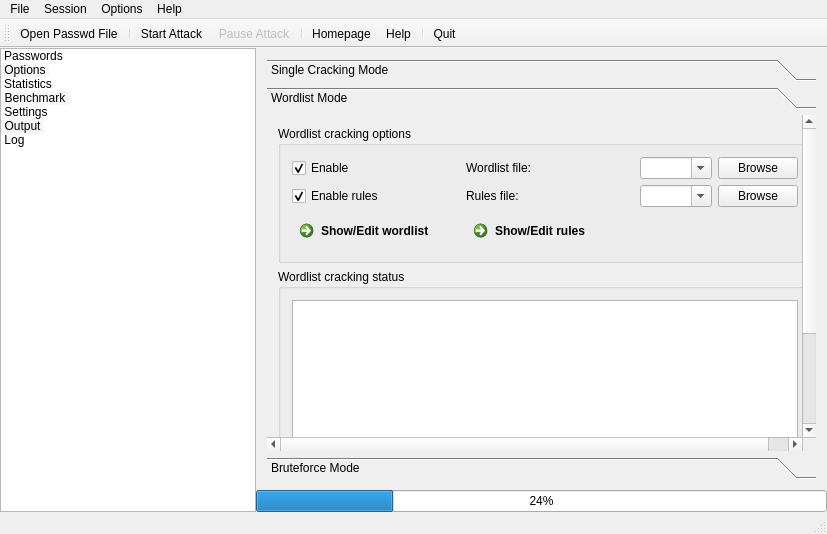
Old version of the form mainwindow.ui in the repository openwall/johnny.
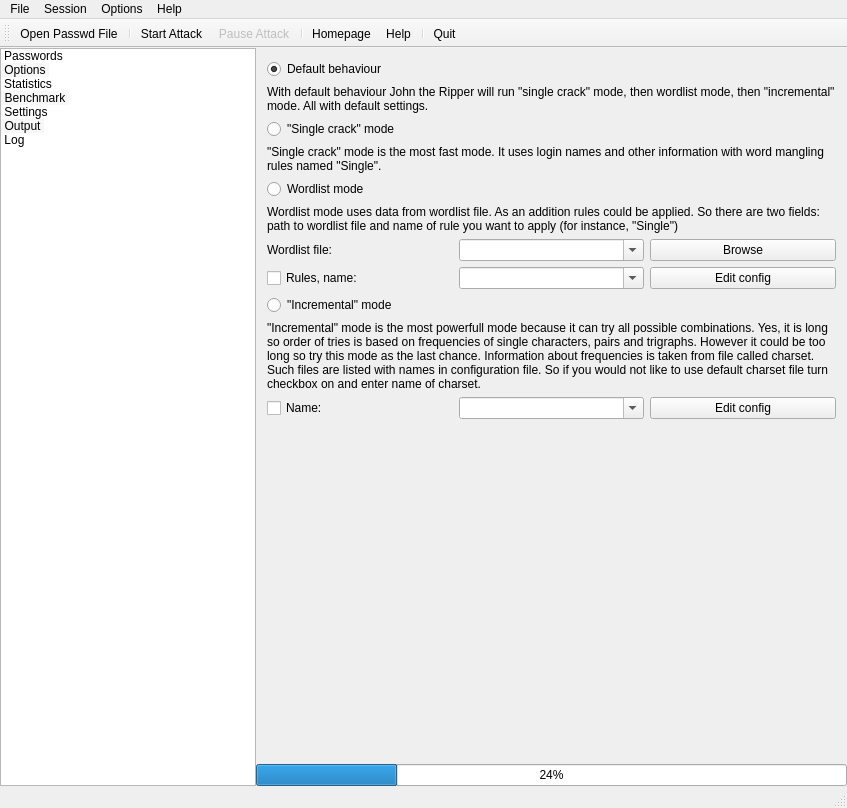
New version of the form. The open tabs and pages were chosen to show the change. Icons and pictures are not drawn.

Commit message: Options tab is redesigned and refilled

The edit to the form file:
```diff
--- a/mainwindow.ui
+++ b/mainwindow.ui
@@ -6,8 +6,8 @@
    <rect>
     <x>0</x>
     <y>0</y>
-    <width>827</width>
-    <height>534</height>
+    <width>847</width>
+    <height>808</height>
    </rect>
   </property>
   <property name="sizePolicy">
@@ -37,76 +37,6 @@
     </property>
     <item>
      <widget class="QListWidget" name="listWidgetTabs">
-      <item>
-       <property name="icon">
-        <iconset>
-         <normalon>:/icons/tab_passwords.png</normalon>
-        </iconset>
-       </property>
-       <property name="text">
-        <string>Passwords</string>
-       </property>
-      </item>
-      <item>
-       <property name="icon">
-        <iconset>
-         <normalon>:/icons/tab_options.png</normalon>
-        </iconset>
-       </property>
-       <property name="text">
-        <string>Options</string>
-       </property>
-      </item>
-      <item>
-       <property name="icon">
-        <iconset>
-         <normalon>:/icons/tab_statistics.png</normalon>
-        </iconset>
-       </property>
-       <property name="text">
-        <string>Statistics</string>
-       </property>
-      </item>
-      <item>
-       <property name="icon">
-        <iconset>
-         <normalon>:/icons/tab_benchmark.png</normalon>
-        </iconset>
-       </property>
-       <property name="text">
-        <string>Benchmark</string>
-       </property>
-      </item>
-      <item>
-       <property name="icon">
-        <iconset>
-         <normalon>:/icons/tab_settings.png</normalon>
-        </iconset>
-       </property>
-       <property name="text">
-        <string>Settings</string>
-       </property>
-      </item>
-      <item>
-       <property name="icon">
-        <iconset>
-         <normalon>:/icons/tab_output.png</normalon>
-        </iconset>
-       </property>
-       <property name="text">
-        <string>Output</string>
-       </property>
-      </item>
-      <item>
-       <property name="icon">
-        <iconset>
-         <normalon>:/icons/tab_log.png</normalon>
-        </iconset>
-       </property>
-       <property name="text">
-        <string>Log</string>
-       </property>
-      </item>
       <property name="sizePolicy">
        <sizepolicy hsizetype="Preferred" vsizetype="Preferred">
         <horstretch>0</horstretch>
@@ -188,6 +118,76 @@
       <property name="selectionRectVisible">
        <bool>false</bool>
       </property>
+      <item>
+       <property name="text">
+        <string>Passwords</string>
+       </property>
+       <property name="icon">
+        <iconset>
+         <normalon>:/icons/tab_passwords.png</normalon>
+        </iconset>
+       </property>
+      </item>
+      <item>
+       <property name="text">
+        <string>Options</string>
+       </property>
+       <property name="icon">
+        <iconset>
+         <normalon>:/icons/tab_options.png</normalon>
+        </iconset>
+       </property>
+      </item>
+      <item>
+       <property name="text">
+        <string>Statistics</string>
+       </property>
+       <property name="icon">
+        <iconset>
+         <normalon>:/icons/tab_statistics.png</normalon>
+        </iconset>
+       </property>
+      </item>
+      <item>
+       <property name="text">
+        <string>Benchmark</string>
+       </property>
+       <property name="icon">
+        <iconset>
+         <normalon>:/icons/tab_benchmark.png</normalon>
+        </iconset>
+       </property>
+      </item>
+      <item>
+       <property name="text">
+        <string>Settings</string>
+       </property>
+       <property name="icon">
+        <iconset>
+         <normalon>:/icons/tab_settings.png</normalon>
+        </iconset>
+       </property>
+      </item>
+      <item>
+       <property name="text">
+        <string>Output</string>
+       </property>
+       <property name="icon">
+        <iconset>
+         <normalon>:/icons/tab_output.png</normalon>
+        </iconset>
+       </property>
+      </item>
+      <item>
+       <property name="text">
+        <string>Log</string>
+       </property>
+       <property name="icon">
+        <iconset>
+         <normalon>:/icons/tab_log.png</normalon>
+        </iconset>
+       </property>
+      </item>
      </widget>
     </item>
     <item>
@@ -265,469 +265,191 @@
          <widget class="QWidget" name="optionsPage">
           <layout class="QVBoxLayout" name="verticalLayout_5">
            <item>
-            <widget class="QToolBox" name="toolBox">
-             <property name="currentIndex">
-              <number>0</number>
+            <widget class="QRadioButton" name="radioButton">
+             <property name="text">
+              <string>Default behaviour</string>
              </property>
-             <widget class="QWidget" name="singleOptions">
-              <property name="geometry">
-               <rect>
-                <x>0</x>
-                <y>0</y>
-                <width>538</width>
-                <height>421</height>
-               </rect>
-              </property>
-              <attribute name="label">
-               <string>Single Cracking Mode</string>
-              </attribute>
-              <layout class="QVBoxLayout" name="verticalLayout_10">
+             <property name="checked">
+              <bool>true</bool>
+             </property>
+             <attribute name="buttonGroup">
+              <string>buttonGroup</string>
+             </attribute>
+            </widget>
+           </item>
+           <item>
+            <layout class="QVBoxLayout" name="verticalLayout_2">
+             <item>
+              <widget class="QLabel" name="label_2">
+               <property name="text">
+                <string>With default behaviour John the Ripper will run &quot;single crack&quot; mode, then wordlist mode, then &quot;incremental&quot; mode. All with default settings.</string>
+               </property>
+               <property name="wordWrap">
+                <bool>true</bool>
+               </property>
+              </widget>
+             </item>
+            </layout>
+           </item>
+           <item>
+            <widget class="QRadioButton" name="radioButton_2">
+             <property name="text">
+              <string>&quot;Single crack&quot; mode</string>
+             </property>
+             <attribute name="buttonGroup">
+              <string>buttonGroup</string>
+             </attribute>
+            </widget>
+           </item>
+           <item>
+            <layout class="QVBoxLayout" name="verticalLayout_3">
+             <item>
+              <widget class="QLabel" name="label_3">
+               <property name="text">
+                <string>&quot;Single crack&quot; mode is the most fast mode. It uses login names and other information with word mangling rules named &quot;Single&quot;.</string>
+               </property>
+               <property name="wordWrap">
+                <bool>true</bool>
+               </property>
+              </widget>
+             </item>
+            </layout>
+           </item>
+           <item>
+            <widget class="QRadioButton" name="radioButton_3">
+             <property name="text">
+              <string>Wordlist mode</string>
+             </property>
+             <attribute name="buttonGroup">
+              <string>buttonGroup</string>
+             </attribute>
+            </widget>
+           </item>
+           <item>
+            <layout class="QVBoxLayout" name="verticalLayout_6">
+             <item>
+              <widget class="QLabel" name="label_4">
+               <property name="text">
+                <string>Wordlist mode uses data from wordlist file. As an addition rules could be applied. So there are two fields: path to wordlist file and name of rule you want to apply (for instance, &quot;Single&quot;)</string>
+               </property>
+               <property name="wordWrap">
+                <bool>true</bool>
+               </property>
+              </widget>
+             </item>
+             <item>
+              <layout class="QHBoxLayout" name="horizontalLayout">
                <item>
-                <widget class="QGroupBox" name="groupBox_Options">
-                 <property name="title">
-                  <string>Single cracking options</string>
+                <widget class="QLabel" name="label">
+                 <property name="text">
+                  <string>Wordlist file:</string>
                  </property>
-                 <layout class="QGridLayout" name="gridLayout_2">
-                  <item row="0" column="2">
-                   <widget class="QComboBox" name="comboBox">
-                    <property name="sizePolicy">
-                     <sizepolicy hsizetype="Expanding" vsizetype="Minimum">
-                      <horstretch>0</horstretch>
-                      <verstretch>0</verstretch>
-                     </sizepolicy>
-                    </property>
-                    <property name="minimumSize">
-                     <size>
-                      <width>0</width>
-                      <height>0</height>
-                     </size>
-                    </property>
-                    <property name="editable">
-                     <bool>true</bool>
-                    </property>
-                   </widget>
-                  </item>
-                  <item row="0" column="3">
-                   <widget class="QPushButton" name="pushButton_2">
-                    <property name="sizePolicy">
-                     <sizepolicy hsizetype="Minimum" vsizetype="Minimum">
-                      <horstretch>0</horstretch>
-                      <verstretch>0</verstretch>
-                     </sizepolicy>
-                    </property>
-                    <property name="text">
-                     <string>Browse</string>
-                    </property>
-                   </widget>
-                  </item>
-                  <item row="0" column="0">
-                   <widget class="QCheckBox" name="checkBox">
-                    <property name="sizePolicy">
-                     <sizepolicy hsizetype="Minimum" vsizetype="Minimum">
-                      <horstretch>0</horstretch>
-                      <verstretch>0</verstretch>
-                     </sizepolicy>
-                    </property>
-                    <property name="text">
-                     <string>Enable</string>
-                    </property>
-                    <property name="checked">
-                     <bool>true</bool>
-                    </property>
-                   </widget>
-                  </item>
-                  <item row="0" column="1">
-                   <widget class="QLabel" name="label">
-                    <property name="text">
-                     <string>Rules file:</string>
-                    </property>
-                   </widget>
-                  </item>
-                  <item row="1" column="0">
-                   <widget class="QCommandLinkButton" name="commandLinkButton_2">
-                    <property name="text">
-                     <string>Show/edit rules</string>
-                    </property>
-                   </widget>
-                  </item>
-                 </layout>
                 </widget>
                </item>
                <item>
-                <widget class="QGroupBox" name="groupBox_Status">
-                 <property name="title">
-                  <string>Single cracking status</string>
+                <widget class="QComboBox" name="comboBox">
+                 <property name="editable">
+                  <bool>true</bool>
                  </property>
-                 <layout class="QVBoxLayout" name="verticalLayout_6">
-                  <item>
-                   <widget class="QTextEdit" name="textEdit">
-                    <property name="readOnly">
-                     <bool>true</bool>
-                    </property>
-                   </widget>
-                  </item>
-                  <item>
-                   <widget class="QWidget" name="widget_2" native="true">
-                    <layout class="QGridLayout" name="gridLayout_3">
-                     <item row="0" column="0">
-                      <widget class="QLabel" name="label_2">
-                       <property name="text">
-                        <string>Current password:</string>
-                       </property>
-                      </widget>
-                     </item>
-                     <item row="1" column="0">
-                      <widget class="QLabel" name="label_3">
-                       <property name="text">
-                        <string>Time elapsed:</string>
-                       </property>
-                      </widget>
-                     </item>
-                     <item row="0" column="1">
-                      <widget class="QLabel" name="label_4">
-                       <property name="text">
-                        <string>Average speed:</string>
-                       </property>
-                      </widget>
-                     </item>
-                     <item row="1" column="1">
-                      <widget class="QLabel" name="label_5">
-                       <property name="text">
-                        <string>Remaining:</string>
-                       </property>
-                      </widget>
-                     </item>
-                    </layout>
-                   </widget>
-                  </item>
-                 </layout>
                 </widget>
                </item>
+               <item>
+                <widget class="QPushButton" name="pushButton_2">
+                 <property name="text">
+                  <string>Browse</string>
+                 </property>
+                </widget>
+               </item>
               </layout>
-             </widget>
-             <widget class="QWidget" name="wordlistOptions">
-              <property name="geometry">
-               <rect>
-                <x>0</x>
-                <y>0</y>
-                <width>573</width>
-                <height>454</height>
-               </rect>
-              </property>
-              <attribute name="label">
-               <string>Wordlist Mode</string>
-              </attribute>
-              <layout class="QVBoxLayout" name="verticalLayout_11">
+             </item>
+             <item>
+              <layout class="QHBoxLayout" name="horizontalLayout_3">
                <item>
-                <widget class="QGroupBox" name="groupBox_Options_2">
-                 <property name="title">
-                  <string>Wordlist cracking options</string>
+                <widget class="QCheckBox" name="checkBox">
+                 <property name="text">
+                  <string>Rules, name:</string>
                  </property>
-                 <layout class="QGridLayout" name="gridLayout_4">
-                  <item row="0" column="2">
-                   <widget class="QComboBox" name="comboBox_2">
-                    <property name="sizePolicy">
-                     <sizepolicy hsizetype="Expanding" vsizetype="Minimum">
-                      <horstretch>0</horstretch>
-                      <verstretch>0</verstretch>
-                     </sizepolicy>
-                    </property>
-                    <property name="minimumSize">
-                     <size>
-                      <width>0</width>
-                      <height>0</height>
-                     </size>
-                    </property>
-                    <property name="editable">
-                     <bool>true</bool>
-                    </property>
-                   </widget>
-                  </item>
-                  <item row="0" column="0">
-                   <widget class="QCheckBox" name="checkBox_2">
-                    <property name="sizePolicy">
-                     <sizepolicy hsizetype="Minimum" vsizetype="Minimum">
-                      <horstretch>0</horstretch>
-                      <verstretch>0</verstretch>
-                     </sizepolicy>
-                    </property>
-                    <property name="text">
-                     <string>Enable</string>
-                    </property>
-                    <property name="checked">
-                     <bool>true</bool>
-                    </property>
-                   </widget>
-                  </item>
-                  <item row="0" column="1">
-                   <widget class="QLabel" name="label_6">
-                    <property name="text">
-                     <string>Wordlist file:</string>
-                    </property>
-                   </widget>
-                  </item>
-                  <item row="1" column="0">
-                   <widget class="QCheckBox" name="checkBox_3">
-                    <property name="sizePolicy">
-                     <sizepolicy hsizetype="Minimum" vsizetype="Minimum">
-                      <horstretch>0</horstretch>
-                      <verstretch>0</verstretch>
-                     </sizepolicy>
-                    </property>
-                    <property name="text">
-                     <string>Enable rules</string>
-                    </property>
-                    <property name="checked">
-                     <bool>true</bool>
-                    </property>
-                   </widget>
-                  </item>
-                  <item row="1" column="1">
-                   <widget class="QLabel" name="label_11">
-                    <property name="text">
-                     <string>Rules file:</string>
-                    </property>
-                   </widget>
-                  </item>
-                  <item row="1" column="2">
-                   <widget class="QComboBox" name="comboBox_3">
-                    <property name="sizePolicy">
-                     <sizepolicy hsizetype="Expanding" vsizetype="Minimum">
-                      <horstretch>0</horstretch>
-                      <verstretch>0</verstretch>
-                     </sizepolicy>
-                    </property>
-                    <property name="minimumSize">
-                     <size>
-                      <width>0</width>
-                      <height>0</height>
-                     </size>
-                    </property>
-                    <property name="editable">
-                     <bool>true</bool>
-                    </property>
-                   </widget>
-                  </item>
-                  <item row="1" column="4">
-                   <widget class="QPushButton" name="pushButton_4">
-                    <property name="text">
-                     <string>Browse</string>
-                    </property>
-                   </widget>
-                  </item>
-                  <item row="0" column="4">
-                   <widget class="QPushButton" name="pushButton_3">
-                    <property name="text">
-                     <string>Browse</string>
-                    </property>
-                   </widget>
-                  </item>
-                  <item row="2" column="0">
-                   <widget class="QCommandLinkButton" name="commandLinkButton_3">
-                    <property name="text">
-                     <string>Show/Edit wordlist</string>
-                    </property>
-                   </widget>
-                  </item>
-                  <item row="2" column="1">
-                   <widget class="QCommandLinkButton" name="commandLinkButton_4">
-                    <property name="text">
-                     <string>Show/Edit rules</string>
-                    </property>
-                   </widget>
-                  </item>
-                 </layout>
                 </widget>
                </item>
                <item>
-                <widget class="QGroupBox" name="groupBox_Status_2">
-                 <property name="title">
-                  <string>Wordlist cracking status</string>
+                <widget class="QComboBox" name="comboBox_2">
+                 <property name="editable">
+                  <bool>true</bool>
                  </property>
-                 <layout class="QVBoxLayout" name="verticalLayout_7">
-                  <item>
-                   <widget class="QTextEdit" name="textEdit_2">
-                    <property name="readOnly">
-                     <bool>true</bool>
-                    </property>
-                   </widget>
-                  </item>
-                  <item>
-                   <widget class="QWidget" name="widget_3" native="true">
-                    <layout class="QGridLayout" name="gridLayout_5">
-                     <item row="0" column="0">
-                      <widget class="QLabel" name="label_7">
-                       <property name="text">
-                        <string>Current password:</string>
-                       </property>
-                      </widget>
-                     </item>
-                     <item row="1" column="0">
-                      <widget class="QLabel" name="label_8">
-                       <property name="text">
-                        <string>Time elapsed:</string>
-                       </property>
-                      </widget>
-                     </item>
-                     <item row="0" column="1">
-                      <widget class="QLabel" name="label_9">
-                       <property name="text">
-                        <string>Average speed:</string>
-                       </property>
-                      </widget>
-                     </item>
-                     <item row="1" column="1">
-                      <widget class="QLabel" name="label_10">
-                       <property name="text">
-                        <string>Remaining:</string>
-                       </property>
-                      </widget>
-                     </item>
-                    </layout>
-                   </widget>
-                  </item>
-                 </layout>
                 </widget>
                </item>
+               <item>
+                <widget class="QPushButton" name="pushButton_3">
+                 <property name="text">
+                  <string>Edit config</string>
+                 </property>
+                </widget>
+               </item>
               </layout>
-             </widget>
-             <widget class="QWidget" name="bruteforceOptions">
-              <property name="geometry">
-               <rect>
-                <x>0</x>
-                <y>0</y>
-                <width>553</width>
-                <height>286</height>
-               </rect>
-              </property>
-              <attribute name="label">
-               <string>Bruteforce Mode</string>
-              </attribute>
-              <layout class="QVBoxLayout" name="verticalLayout_12">
+             </item>
+            </layout>
+           </item>
+           <item>
+            <widget class="QRadioButton" name="radioButton_4">
+             <property name="text">
+              <string>&quot;Incremental&quot; mode</string>
+             </property>
+             <attribute name="buttonGroup">
+              <string>buttonGroup</string>
+             </attribute>
+            </widget>
+           </item>
+           <item>
+            <layout class="QVBoxLayout" name="verticalLayout_7">
+             <item>
+              <widget class="QLabel" name="label_5">
+               <property name="text">
+                <string>&quot;Incremental&quot; mode is the most powerfull mode because it can try all possible combinations. Yes, it is long so order of tries is based on frequencies of single characters, pairs and trigraphs. However it could be too long so try this mode as the last chance. Information about frequencies is taken from file called charset. Such files are listed with names in configuration file. So if you would not like to use default charset file turn checkbox on and enter name of charset.</string>
+               </property>
+               <property name="wordWrap">
+                <bool>true</bool>
+               </property>
+              </widget>
+             </item>
+             <item>
+              <layout class="QHBoxLayout" name="horizontalLayout_4">
                <item>
-                <widget class="QGroupBox" name="groupBox_2">
-                 <property name="title">
-                  <string>Bruteforce options</string>
+                <widget class="QCheckBox" name="checkBox_2">
+                 <property name="text">
+                  <string>Name:</string>
                  </property>
-                 <layout class="QHBoxLayout" name="horizontalLayout">
-                  <item>
-                   <widget class="QGroupBox" name="groupBox_5">
-                    <property name="minimumSize">
-                     <size>
-                      <width>214</width>
-                      <height>114</height>
-                     </size>
-                    </property>
-                    <property name="title">
-                     <string>Password length:</string>
-                    </property>
-                    <widget class="QLabel" name="label_12">
-                     <property name="geometry">
-                      <rect>
-                       <x>10</x>
-                       <y>30</y>
-                       <width>64</width>
-                       <height>17</height>
-                      </rect>
-                     </property>
-                     <property name="text">
-                      <string>Min.</string>
-                     </property>
-                    </widget>
-                    <widget class="QLabel" name="label_13">
-                     <property name="geometry">
-                      <rect>
-                       <x>90</x>
-                       <y>30</y>
-                       <width>64</width>
-                       <height>17</height>
-                      </rect>
-                     </property>
-                     <property name="text">
-                      <string>Max.</string>
-                     </property>
-                    </widget>
-                    <widget class="QSpinBox" name="spinBox">
-                     <property name="geometry">
-                      <rect>
-                       <x>10</x>
-                       <y>50</y>
-                       <width>59</width>
-                       <height>27</height>
-                      </rect>
-                     </property>
-                    </widget>
-                    <widget class="QSpinBox" name="spinBox_2">
-                     <property name="geometry">
-                      <rect>
-                       <x>90</x>
-                       <y>50</y>
-                       <width>59</width>
-                       <height>27</height>
-                      </rect>
-                     </property>
-                     <property name="sizePolicy">
-                      <sizepolicy hsizetype="Minimum" vsizetype="Minimum">
-                       <horstretch>0</horstretch>
-                       <verstretch>0</verstretch>
-                      </sizepolicy>
-                     </property>
-                    </widget>
-                   </widget>
-                  </item>
-                  <item>
-                   <widget class="Line" name="line">
-                    <property name="sizePolicy">
-                     <sizepolicy hsizetype="Maximum" vsizetype="Minimum">
-                      <horstretch>0</horstretch>
-                      <verstretch>0</verstretch>
-                     </sizepolicy>
-                    </property>
-                    <property name="orientation">
-                     <enum>Qt::Vertical</enum>
-                    </property>
-                   </widget>
-                  </item>
-                  <item>
-                   <widget class="QGroupBox" name="groupBox_4">
-                    <property name="title">
-                     <string>Character set:</string>
-                    </property>
-                   </widget>
-                  </item>
-                  <item>
-                   <widget class="Line" name="line_2">
-                    <property name="sizePolicy">
-                     <sizepolicy hsizetype="Maximum" vsizetype="Minimum">
-                      <horstretch>0</horstretch>
-                      <verstretch>0</verstretch>
-                     </sizepolicy>
-                    </property>
-                    <property name="orientation">
-                     <enum>Qt::Vertical</enum>
-                    </property>
-                   </widget>
-                  </item>
-                  <item>
-                   <widget class="QGroupBox" name="groupBox_3">
-                    <property name="title">
-                     <string>Starting password:</string>
-                    </property>
-                   </widget>
-                  </item>
-                 </layout>
                 </widget>
                </item>
                <item>
-                <widget class="QGroupBox" name="groupBox_6">
-                 <property name="title">
-                  <string>Bruteforce status</string>
+                <widget class="QComboBox" name="comboBox_3">
+                 <property name="editable">
+                  <bool>true</bool>
                  </property>
                 </widget>
                </item>
+               <item>
+                <widget class="QPushButton" name="pushButton_4">
+                 <property name="text">
+                  <string>Edit config</string>
+                 </property>
+                </widget>
+               </item>
               </layout>
-             </widget>
-            </widget>
+             </item>
+            </layout>
+           </item>
+           <item>
+            <spacer name="verticalSpacer">
+             <property name="orientation">
+              <enum>Qt::Vertical</enum>
+             </property>
+             <property name="sizeHint" stdset="0">
+              <size>
+               <width>20</width>
+               <height>40</height>
+              </size>
+             </property>
+            </spacer>
            </item>
           </layout>
          </widget>
@@ -821,7 +543,7 @@
     <rect>
      <x>0</x>
      <y>0</y>
-     <width>827</width>
+     <width>847</width>
      <height>25</height>
     </rect>
    </property>
```
Left out of the diff: 65 changed lines with no effect on the pictures.
